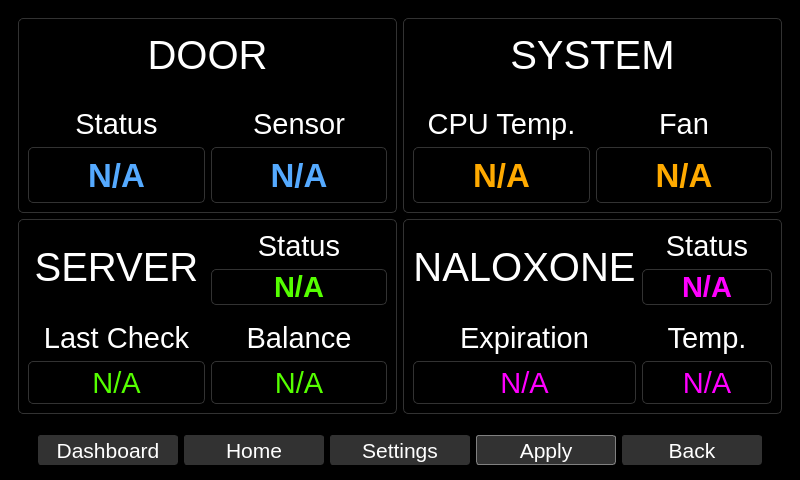
Above: qt_design/main_window.ui from zyl120/Naloxone_Safety_Kit before the change. Below: the same form after it.
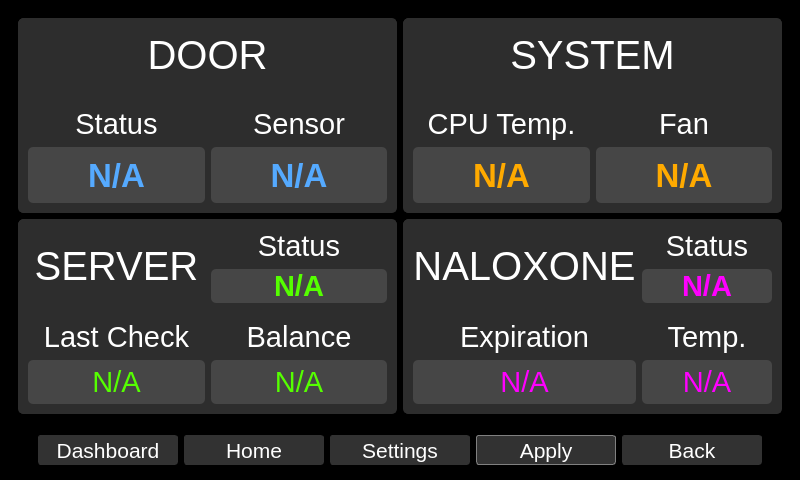
That is the form after the change. The open tabs and pages were chosen to show the change.

Commit message: update dashboard page

What changed in the file:
```diff
--- a/qt_design/main_window.ui
+++ b/qt_design/main_window.ui
@@ -487,11 +487,15 @@
        </layout>
       </widget>
       <widget class="QWidget" name="dashboardPage">
+       <property name="styleSheet">
+        <string notr="true">.QFrame{border-radius: 5px;border-color:rgb(45,45,45);background-color:rgb(45,45,45);border-width: 1px;border-style: solid;}
+.QLabel{color:white;border-width: 0px;background-color:rgb(45,45,45);border-radius: 5px;border-width: 1px;}</string>
+       </property>
        <layout class="QGridLayout" name="gridLayout" rowstretch="1,1" columnstretch="1,1">
         <item row="1" column="0">
          <widget class="QFrame" name="serverFrame">
           <property name="styleSheet">
-           <string notr="true">.QFrame{border-radius: 5px;border-color:rgb(50,50,50);border-width: 1px;border-style: solid;}</string>
+           <string notr="true"/>
           </property>
           <property name="frameShape">
            <enum>QFrame::StyledPanel</enum>
@@ -524,7 +528,7 @@
               </font>
              </property>
              <property name="styleSheet">
-              <string notr="true">color:white;border-width: 0px;</string>
+              <string notr="true"/>
              </property>
              <property name="text">
               <string>SERVER</string>
@@ -545,7 +549,7 @@
                 </font>
                </property>
                <property name="styleSheet">
-                <string notr="true">color:white;border-width: 0px;</string>
+                <string notr="true"/>
                </property>
                <property name="text">
                 <string>Status</string>
@@ -570,7 +574,7 @@
                 </font>
                </property>
                <property name="styleSheet">
-                <string notr="true">color:rgb(85, 255, 0);border-radius: 5px;border-color:rgb(50,50,50);border-width: 1px;border-style: solid;</string>
+                <string notr="true">color:rgb(85, 255, 0);border-color:rgb(70,70,70);background-color:rgb(70,70,70)</string>
                </property>
                <property name="text">
                 <string>N/A</string>
@@ -593,7 +597,7 @@
                 </font>
                </property>
                <property name="styleSheet">
-                <string notr="true">color:white;border-width: 0px;</string>
+                <string notr="true"/>
                </property>
                <property name="text">
                 <string>Last Check</string>
@@ -619,7 +623,7 @@
                 </font>
                </property>
                <property name="styleSheet">
-                <string notr="true">color:rgb(85, 255, 0);border-radius: 5px;border-color:rgb(50,50,50);border-width: 1px;border-style: solid;</string>
+                <string notr="true">color:rgb(85, 255, 0);border-color:rgb(70,70,70);background-color:rgb(70,70,70)</string>
                </property>
                <property name="text">
                 <string>N/A</string>
@@ -641,7 +645,7 @@
                 </font>
                </property>
                <property name="styleSheet">
-                <string notr="true">color:white;border-width: 0px;</string>
+                <string notr="true"/>
                </property>
                <property name="text">
                 <string>Balance</string>
@@ -665,7 +669,7 @@
                 </font>
                </property>
                <property name="styleSheet">
-                <string notr="true">color:rgb(85, 255, 0);border-radius: 5px;border-color:rgb(50,50,50);border-width: 1px;border-style: solid;</string>
+                <string notr="true">color:rgb(85, 255, 0);border-color:rgb(70,70,70);background-color:rgb(70,70,70)</string>
                </property>
                <property name="text">
                 <string>N/A</string>
@@ -683,7 +687,7 @@
         <item row="0" column="0">
          <widget class="QFrame" name="doorFrame">
           <property name="styleSheet">
-           <string notr="true">.QFrame{border-radius: 5px;border-color:rgb(50,50,50);border-width: 1px;border-style: solid;}</string>
+           <string notr="true"/>
           </property>
           <property name="frameShape">
            <enum>QFrame::StyledPanel</enum>
@@ -719,7 +723,7 @@
               </font>
              </property>
              <property name="styleSheet">
-              <string notr="true">color:white;border-width: 0px;</string>
+              <string notr="true"/>
              </property>
              <property name="text">
               <string>DOOR</string>
@@ -739,7 +743,7 @@
                 </font>
                </property>
                <property name="styleSheet">
-                <string notr="true">color:white;border-width: 0px;</string>
+                <string notr="true"/>
                </property>
                <property name="text">
                 <string>Sensor</string>
@@ -764,7 +768,7 @@
                 </font>
                </property>
                <property name="styleSheet">
-                <string notr="true">color:rgb(85, 170, 255);border-radius: 5px;border-color:rgb(50,50,50);border-width: 1px;border-style: solid;</string>
+                <string notr="true">color:rgb(85, 170, 255);border-color:rgb(70,70,70);background-color:rgb(70,70,70)</string>
                </property>
                <property name="text">
                 <string>N/A</string>
@@ -786,7 +790,7 @@
                 </font>
                </property>
                <property name="styleSheet">
-                <string notr="true">color:white;border-width: 0px;</string>
+                <string notr="true"/>
                </property>
                <property name="text">
                 <string>Status</string>
@@ -817,7 +821,7 @@
                 </font>
                </property>
                <property name="styleSheet">
-                <string notr="true">color:rgb(85, 170, 255);border-radius: 5px;border-color:rgb(50,50,50);border-width: 1px;border-style: solid;</string>
+                <string notr="true">color:rgb(85, 170, 255);border-color:rgb(70,70,70);background-color:rgb(70,70,70)</string>
                </property>
                <property name="text">
                 <string>N/A</string>
@@ -835,7 +839,7 @@
         <item row="0" column="1">
          <widget class="QFrame" name="thermalFrame">
           <property name="styleSheet">
-           <string notr="true">.QFrame{border-radius: 5px;border-color:rgb(50,50,50);border-width: 1px;border-style: solid;}</string>
+           <string notr="true"/>
           </property>
           <property name="frameShape">
            <enum>QFrame::StyledPanel</enum>
@@ -868,7 +872,7 @@
               </font>
              </property>
              <property name="styleSheet">
-              <string notr="true">color:white;border-width: 0px;</string>
+              <string notr="true"/>
              </property>
              <property name="text">
               <string>SYSTEM</string>
@@ -889,7 +893,7 @@
                 </font>
                </property>
                <property name="styleSheet">
-                <string notr="true">color:white;border-width: 0px;</string>
+                <string notr="true"/>
                </property>
                <property name="text">
                 <string>Fan</string>
@@ -915,7 +919,7 @@
                 </font>
                </property>
                <property name="styleSheet">
-                <string notr="true">color: rgb(255, 170, 0);border-radius: 5px;border-color:rgb(50,50,50);border-width: 1px;border-style: solid;</string>
+                <string notr="true">color: rgb(255, 170, 0);border-color:rgb(70,70,70);background-color:rgb(70,70,70)</string>
                </property>
                <property name="text">
                 <string>N/A</string>
@@ -937,7 +941,7 @@
                 </font>
                </property>
                <property name="styleSheet">
-                <string notr="true">color:white;border-width: 0px;</string>
+                <string notr="true"/>
                </property>
                <property name="text">
                 <string>CPU Temp.</string>
@@ -962,7 +966,7 @@
                 </font>
                </property>
                <property name="styleSheet">
-                <string notr="true">color: rgb(255, 170, 0);border-radius: 5px;border-color:rgb(50,50,50);border-width: 1px;border-style: solid;</string>
+                <string notr="true">color: rgb(255, 170, 0);border-color:rgb(70,70,70);background-color:rgb(70,70,70)</string>
                </property>
                <property name="text">
                 <string>N/A</string>
@@ -980,7 +984,7 @@
         <item row="1" column="1">
          <widget class="QFrame" name="naloxoneFrame">
           <property name="styleSheet">
-           <string notr="true">.QFrame{border-radius: 5px;border-color:rgb(50,50,50);border-width: 1px;border-style: solid;}</string>
+           <string notr="true"/>
           </property>
           <property name="frameShape">
            <enum>QFrame::StyledPanel</enum>
@@ -1002,9 +1006,6 @@
                  <bold>false</bold>
                 </font>
                </property>
-               <property name="styleSheet">
-                <string notr="true">color:white;border-width: 0px;</string>
-               </property>
                <property name="text">
                 <string>Expiration</string>
                </property>
@@ -1029,7 +1030,7 @@
                 </font>
                </property>
                <property name="styleSheet">
-                <string notr="true">color:rgb(255, 0, 255);border-radius: 5px;border-color:rgb(50,50,50);border-width: 1px;border-style: solid;</string>
+                <string notr="true">color:rgb(255, 0, 255);border-color:rgb(70,70,70);background-color:rgb(70,70,70)</string>
                </property>
                <property name="text">
                 <string>N/A</string>
@@ -1052,7 +1053,7 @@
                 </font>
                </property>
                <property name="styleSheet">
-                <string notr="true">color:white;border-width: 0px;</string>
+                <string notr="true"/>
                </property>
                <property name="text">
                 <string>Status</string>
@@ -1077,7 +1078,7 @@
                 </font>
                </property>
                <property name="styleSheet">
-                <string notr="true">color:rgb(255, 0, 255);border-radius: 5px;border-color:rgb(50,50,50);border-width: 1px;border-style: solid;</string>
+                <string notr="true">color:rgb(255, 0, 255);border-color:rgb(70,70,70);background-color:rgb(70,70,70)</string>
                </property>
                <property name="text">
                 <string>N/A</string>
@@ -1110,7 +1111,7 @@
               </font>
              </property>
              <property name="styleSheet">
-              <string notr="true">color:white;border-width: 0px;</string>
+              <string notr="true"/>
              </property>
              <property name="text">
               <string>NALOXONE</string>
@@ -1130,9 +1131,6 @@
                  <bold>false</bold>
                 </font>
                </property>
-               <property name="styleSheet">
-                <string notr="true">color:white;border-width: 0px;</string>
-               </property>
                <property name="text">
                 <string>Temp.</string>
                </property>
@@ -1160,7 +1158,7 @@
                 </font>
                </property>
                <property name="styleSheet">
-                <string notr="true">color: rgb(255, 0, 255);border-radius: 5px;border-color:rgb(50,50,50);border-width: 1px;border-style: solid;</string>
+                <string notr="true">color: rgb(255, 0, 255);border-color:rgb(70,70,70);background-color:rgb(70,70,70)</string>
                </property>
                <property name="text">
                 <string>N/A</string>
```
Left out of the diff: 4 changed lines with no effect on the pictures. The commit also changes 2 other files.
